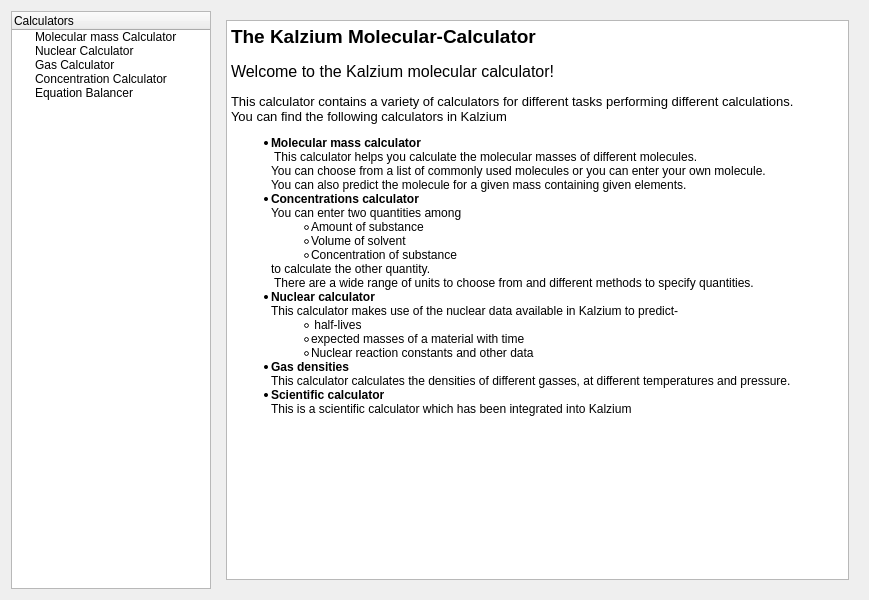
The window that src/calculator/calculator.ui (KDE/kalzium) describes before a commit, drawn with Qt 5.
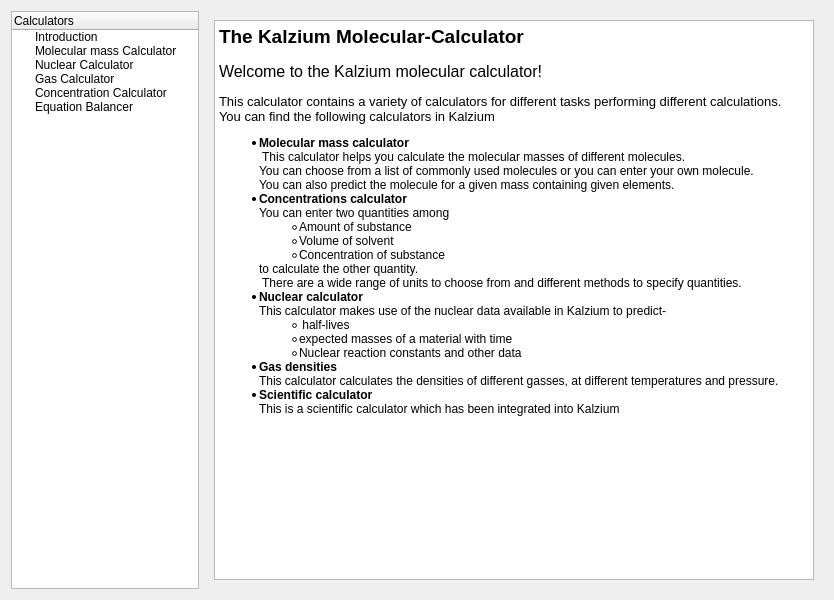
The same window after the commit. Custom widgets are drawn as their Qt base class.

Commit message: Small changes to the user interface, simillar widgets now in group boxes. Changed the value of R ( gas constant ) to 0.0821. Adding the introduction widget to the User interface.

The edit to the form file:
```diff
--- a/src/calculator/calculator.ui
+++ b/src/calculator/calculator.ui
@@ -6,7 +6,7 @@
    <rect>
     <x>0</x>
     <y>0</y>
-    <width>869</width>
+    <width>834</width>
     <height>600</height>
    </rect>
   </property>
@@ -39,6 +39,11 @@
        <string>Calculators</string>
       </property>
      </column>
+     <item>
+      <property name="text">
+       <string>Introduction</string>
+      </property>
+     </item>
      <item>
       <property name="text">
        <string>Molecular mass Calculator</string>
```
Left out of the diff: 2 changed lines with no effect on the pictures. The commit also changes 6 other files.
